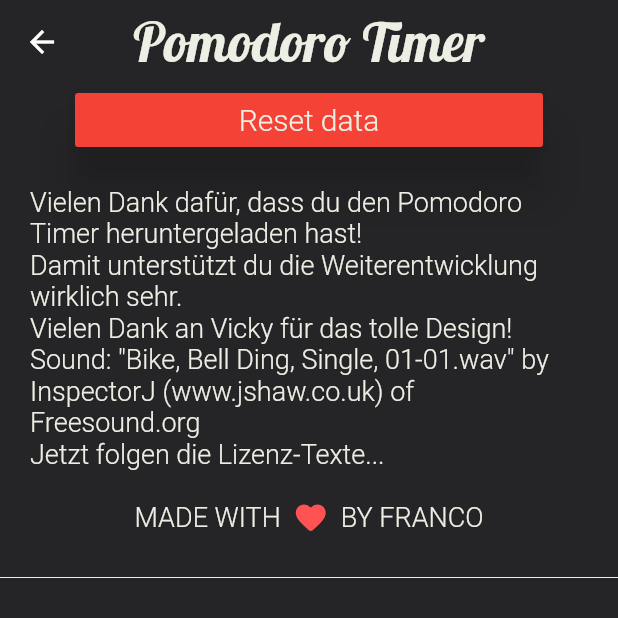
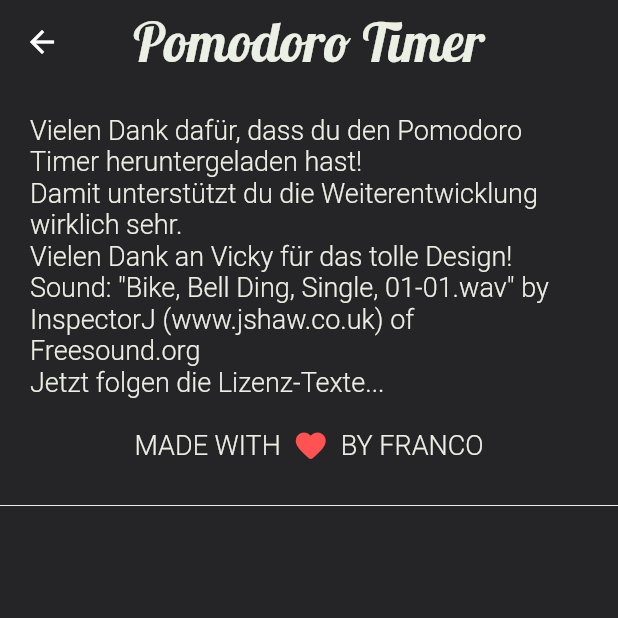
Before and after one commit to franci3/pomodoro-app, a Flutter app: the screen it shows after launch, item 3 of the bottom bar chosen, after a tap on the "info" icon, on a phone screen of 412 x 824 dp, the top half of it. Run offline on Flutter 3.47's test engine with Material 2 defaults, Android fonts, the phone set to English and light mode, and no system bars; our stand-ins replace audioplayers, flutter_local_notifications, isar, logger, shared_preferences; accounts and stored records are empty; generated files the repository leaves out were written again; statements that could not run were skipped.

Commit message:
remove reset button from info screen

```diff
--- a/lib/screens/home/settings_screen/settings_screen.dart
+++ b/lib/screens/home/settings_screen/settings_screen.dart
@@ -3,8 +3,10 @@ import 'package:flutter_gen/gen_l10n/app_localizations.dart';
 import 'package:intl/intl.dart';
 import 'package:pomodoro_app/assets/custom_theme.dart';
 import 'package:pomodoro_app/controller/data_controller.dart';
+import 'package:pomodoro_app/controller/timer_controller.dart';
 import 'package:pomodoro_app/models/database/settings_model.dart';
 import 'package:pomodoro_app/widgets/minute_switch.dart';
+import 'package:provider/provider.dart';
 
 class SettingsScreen extends StatefulWidget {
   const SettingsScreen({Key? key}) : super(key: key);
@@ -85,26 +87,12 @@ class _SettingsValuesState extends State<SettingsValues> {
   @override
   Widget build(BuildContext context) {
     return Column(
+      crossAxisAlignment: CrossAxisAlignment.stretch,
       children: [
         Text(
           AppLocalizations.of(context)!.settings,
           style: PomodoroValues.customTextTheme.subtitle2,
           textAlign: TextAlign.center,
-        ),
-        const Spacer(),
-        Row(
-          mainAxisAlignment: MainAxisAlignment.spaceBetween,
-          children: [
-            Text(
-              'Last edited',
-              style: PomodoroValues.customTextTheme.subtitle2,
-            ),
-            Text(
-              DateFormat.yMMMEd(AppLocalizations.of(context)?.localeName)
-                  .format(DateTime.now()),
-              style: PomodoroValues.customTextTheme.subtitle2,
-            ),
-          ],
         ),
         const Spacer(),
         Row(
@@ -206,7 +194,24 @@ class _SettingsValuesState extends State<SettingsValues> {
           ],
         ),
         const Spacer(
-          flex: 10,
+          flex: 5,
+        ),
+        MaterialButton(
+          height: 50,
+          onPressed: () {
+            Provider.of<TimerController>(context, listen: false)
+                .resetData();
+            Navigator.pop(context);
+          },
+          color: PomodoroValues.redColor,
+          elevation: 15,
+          child: Text(
+            AppLocalizations.of(context)!.resetData,
+            style: PomodoroValues.customTextTheme.subtitle2,
+          ),
+        ),
+        const Spacer(
+          flex: 5,
         )
       ],
     );
--- a/lib/screens/legal/legal_screen.dart
+++ b/lib/screens/legal/legal_screen.dart
@@ -1,10 +1,7 @@
 import 'package:flutter/material.dart';
-import 'package:flutter_gen/gen_l10n/app_localizations.dart';
 import 'package:pomodoro_app/assets/custom_theme.dart';
 import 'package:pomodoro_app/assets/values/values.dart';
-import 'package:pomodoro_app/controller/timer_controller.dart';
 import 'package:pomodoro_app/widgets/license_widget.dart';
-import 'package:provider/provider.dart';
 
 class LegalScreen extends StatelessWidget {
   const LegalScreen({Key? key}) : super(key: key);
@@ -25,22 +22,6 @@ class LegalScreen extends StatelessWidget {
       backgroundColor: PomodoroValues.cardColor,
       body: ListView(
         children: [
-          Padding(
-            padding: const EdgeInsets.symmetric(horizontal: 50.0),
-            child: MaterialButton(
-              onPressed: () {
-                Provider.of<TimerController>(context, listen: false)
-                    .resetData();
-                Navigator.pop(context);
-              },
-              color: PomodoroValues.redColor,
-              elevation: 15,
-              child: Text(
-                AppLocalizations.of(context)!.resetData,
-                style: PomodoroValues.customTextTheme.subtitle2,
-              ),
-            ),
-          ),
           Container(
               padding: const EdgeInsets.all(20),
               child: Text(
```
